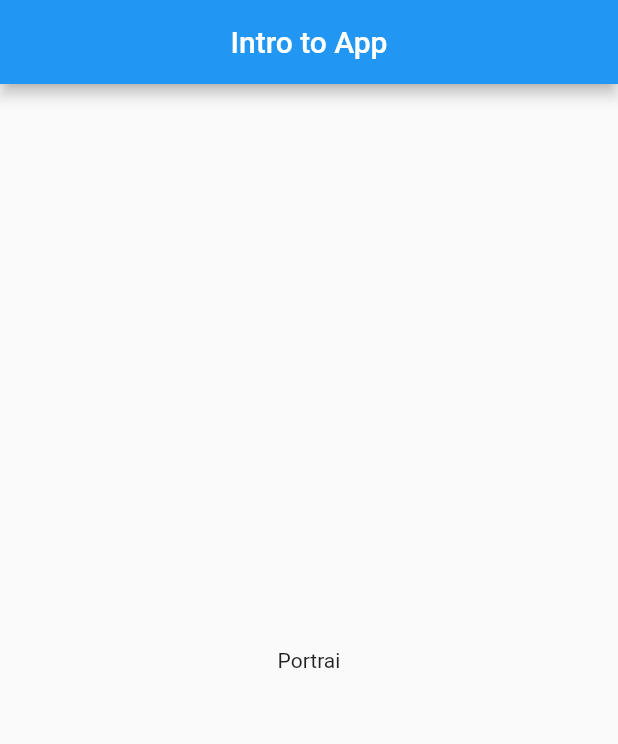
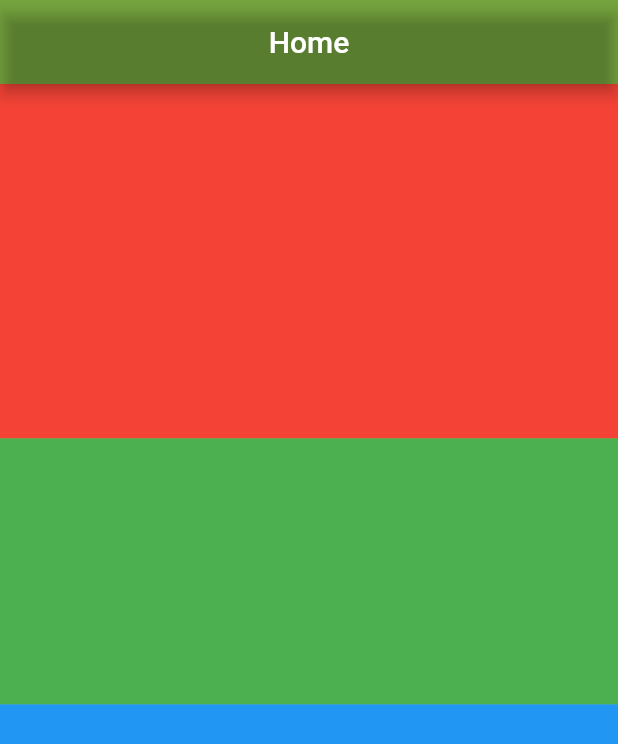
Before and after one commit to ShRudra88/flutter_ostad_live_cls, a Flutter app: the screen it shows after launch, on a phone screen of 412 x 824 dp. Shown: the top 744 px of the screen. Run offline on Flutter 3.47's test engine with Material 2 defaults, Android fonts, the phone set to English and light mode, and no system bars.

Commit message:
Flexible widget

```diff
--- a/lib/home_screen.dart
+++ /dev/null
@@ -1,26 +0,0 @@
-import 'package:flutter/material.dart';
-
-class HomeScreen extends StatelessWidget {
-  const HomeScreen({Key? key}) : super(key: key);
-
-  @override
-  Widget build(BuildContext context) {
-
-    Size size1 = MediaQuery.of(context).size;
-    //Size size1 = MediaQuery.sizeOf(context);
-    print(size1);
-    print(size1.width);
-    print(size1.height);
-    Orientation orientation = MediaQuery.of(context).orientation;
-
-    return Scaffold(
-      appBar : AppBar(
-        centerTitle: true,
-        title: Text('Intro to App'),
-      ),
-      body: Center(
-        child: Text(orientation == Orientation.portrait ? 'Portrai' : 'Landscape'),
-      ),
-    );
-  }
-}
--- a/lib/main.dart
+++ b/lib/main.dart
@@ -1,5 +1,4 @@
 import 'package:flutter/material.dart';
-import 'package:flutter_ostad_live_cls/home_screen.dart';
 
 void main()
 {
@@ -7,7 +6,6 @@ void main()
 }
 
 class MyApp extends StatelessWidget {
-  const MyApp({Key? key}) : super(key: key);
 
   @override
   Widget build(BuildContext context) {
@@ -17,3 +15,47 @@ class MyApp extends StatelessWidget {
     );
   }
 }
+
+class HomeScreen extends StatelessWidget {
+
+  @override
+  Widget build(BuildContext context) {
+    return Scaffold(
+      appBar: AppBar(
+        centerTitle: true,
+        backgroundColor: Colors.black12,
+        title: Text('Home'),
+      ),
+      backgroundColor: Colors.lightGreen,
+      body: Column(
+        children: <Widget>[
+          Flexible(
+            flex: 4,
+            fit: FlexFit.tight,
+            child: Container(
+              color: Colors.red,
+              height: 50,
+            ),
+          ),
+          Flexible(
+            flex: 3,
+            fit: FlexFit.tight,
+            child: Container(
+              color: Colors.green,
+              height: 50,
+            ),
+          ),
+          Flexible(
+            flex: 6,
+            fit: FlexFit.tight,
+            child: Container(
+              color: Colors.blue,
+              height: 50,
+            ),
+          ),
+        ],
+      )
+
+    );
+  }
+}
```
